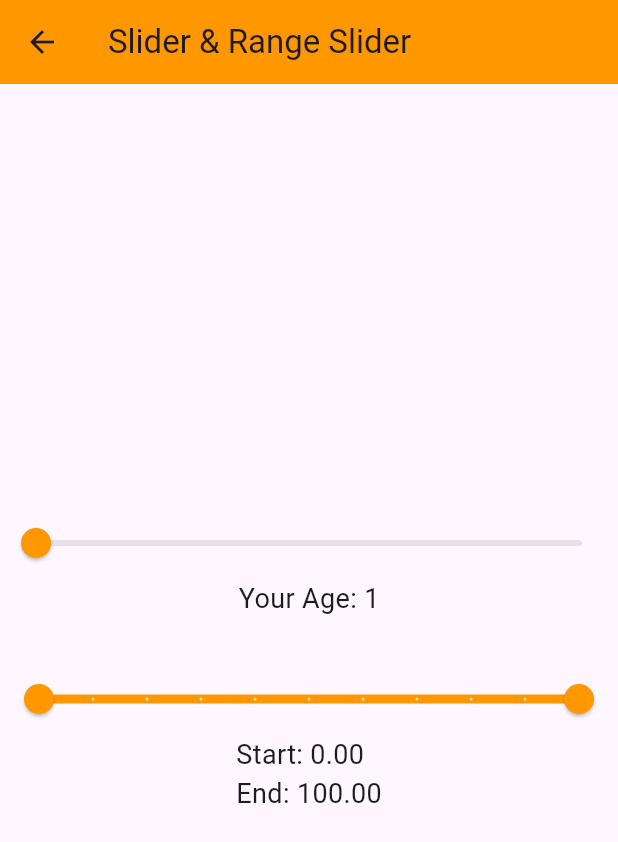
After one commit to thisisdishang/JourneyToFlutter, a Flutter app: the MyRangeSlider screen opened directly, on a phone screen of 412 x 824 dp. The commit adds this screen. Shown: the top 842 px of the screen. Run offline on Flutter 3.47's test engine with Material 3 defaults, Android fonts, the light colour scheme and no system bars; our stand-ins replace fluttertoast, font_awesome_flutter.

Commit message:
Implement Slider and RangeSlider widget and check properties

```diff
--- /dev/null
+++ b/lib/MyRangeSlider.dart
@@ -0,0 +1,77 @@
+import 'package:flutter/material.dart';
+
+class MyRangeSlider extends StatefulWidget {
+  const MyRangeSlider({super.key});
+
+  @override
+  State<MyRangeSlider> createState() => _MyRangeSliderState();
+}
+
+class _MyRangeSliderState extends State<MyRangeSlider> {
+  RangeValues values = RangeValues(0, 100);
+  int age = 1;
+
+  @override
+  Widget build(BuildContext context) {
+    RangeLabels labels =
+        RangeLabels(values.start.toString(), values.end.toString());
+
+    return Scaffold(
+      appBar: AppBar(
+        title: Text('Slider & Range Slider'),
+        backgroundColor: Colors.orange,
+      ),
+      body: Center(
+        child: Column(
+          mainAxisAlignment: MainAxisAlignment.center,
+          children: [
+            Slider(
+              activeColor: Colors.orange,
+              label: "Select Age",
+              value: age.toDouble(),
+              onChanged: (value) {
+                setState(() {
+                  age = value.toInt();
+                });
+              },
+              min: 1,
+              max: 100,
+            ),
+            Text(
+              "Your Age: " + age.toString(),
+              style: const TextStyle(
+                fontSize: 18.0,
+              ),
+            ),
+            SizedBox(
+              height: 30,
+            ),
+            RangeSlider(
+              min: 0,
+              max: 100,
+              activeColor: Colors.orange,
+              inactiveColor: Colors.orange.shade100,
+              values: values,
+              labels: labels,
+              divisions: 10,
+              onChanged: (newvalue) {
+                values = newvalue;
+                print('${newvalue.start}, ${newvalue.end}');
+                setState(() {});
+              },
+            ),
+            Text(
+              "Start: " +
+                  values.start.toStringAsFixed(2) +
+                  "\nEnd: " +
+                  values.end.toStringAsFixed(2),
+              style: const TextStyle(
+                fontSize: 18.0,
+              ),
+            ),
+          ],
+        ),
+      ),
+    );
+  }
+}
--- a/lib/main.dart
+++ b/lib/main.dart
@@ -4,6 +4,7 @@ import 'package:journey_to_flutter/CircleAvatar.dart';
 import 'package:journey_to_flutter/CustomWidget.dart';
 import 'package:journey_to_flutter/FontAwesome.dart';
 import 'package:journey_to_flutter/MyConstrainedBox.dart';
+import 'package:journey_to_flutter/MyRangeSlider.dart';
 import 'package:journey_to_flutter/MyRichText.dart';
 import 'package:journey_to_flutter/MySizebox.dart';
 import 'package:journey_to_flutter/MyStateful.dart';
@@ -116,6 +117,17 @@ class _MyHomePageState extends State<MyHomePage> {
                   context,
                   MaterialPageRoute(
                     builder: (context) => PassingData(),
+                  ),
+                );
+              },
+            ),
+            ListTile(
+              title: Center(child: const Text('Slider & Range Slider')),
+              onTap: () {
+                Navigator.push(
+                  context,
+                  MaterialPageRoute(
+                    builder: (context) => MyRangeSlider(),
                   ),
                 );
               },
```
Also changed, not shown: 1 other file.
